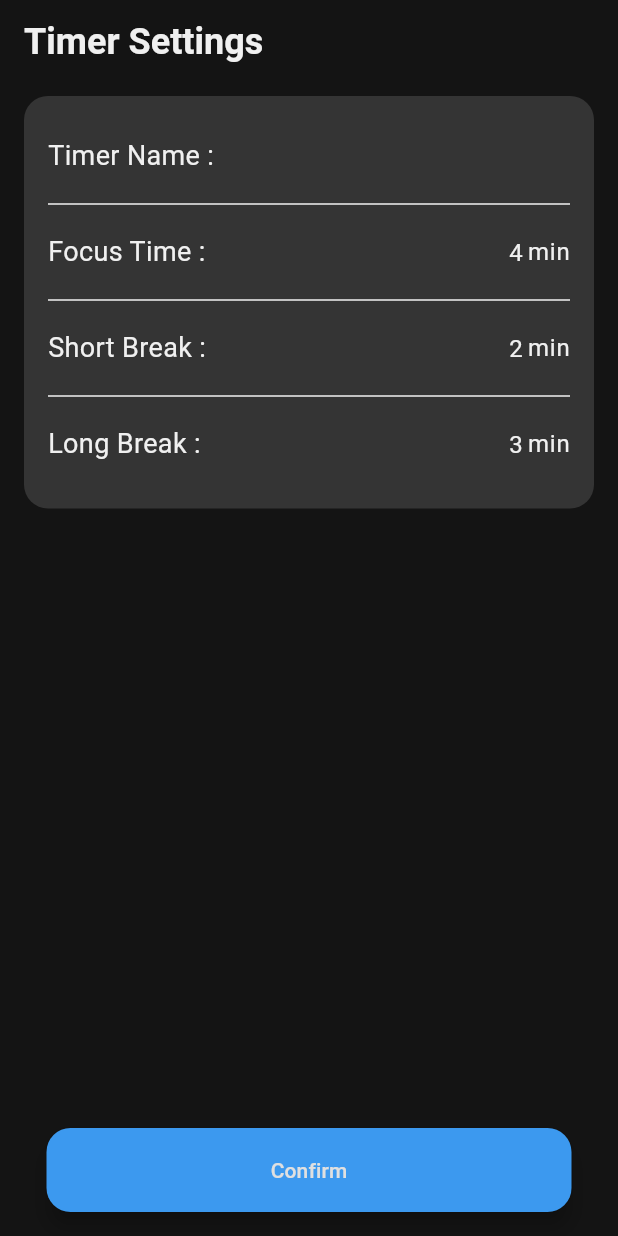
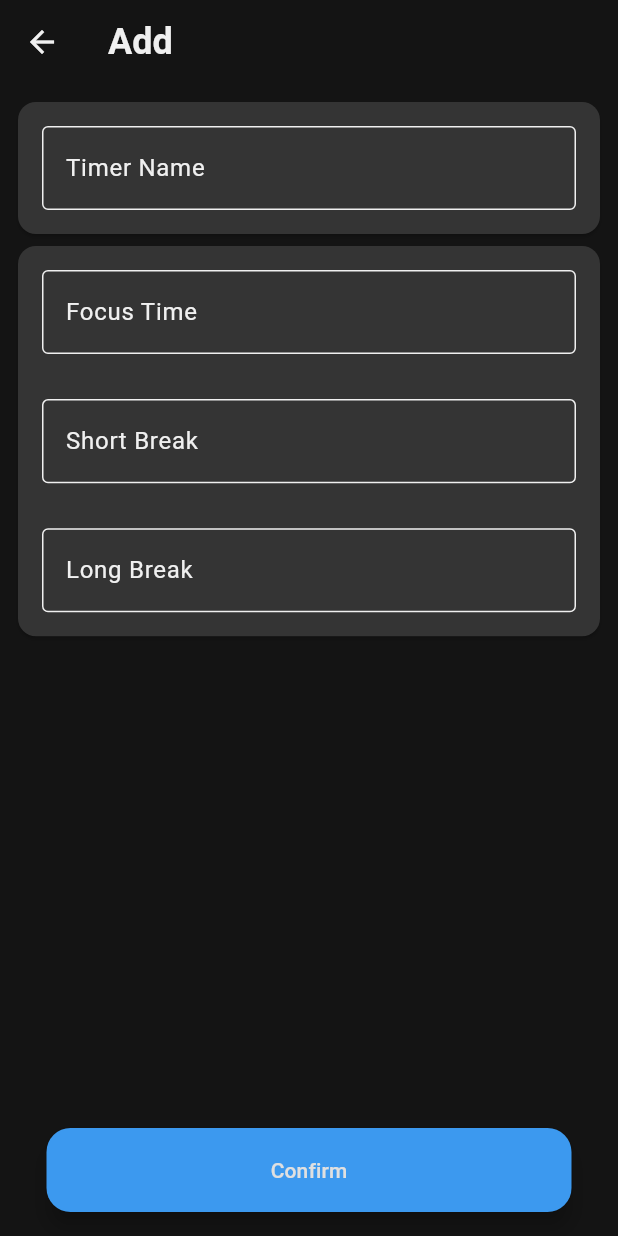
Before and after one commit to ThatNelax/minimalist_pomodoro, a Flutter app: the PresetsPage screen opened directly, after a tap on the "add" icon, on a phone screen of 412 x 824 dp. Run offline on Flutter 3.47's test engine with Material 3 defaults, Android fonts, the phone set to English and light mode, and no system bars; our stand-ins replace google_fonts, shared_preferences, sqflite; accounts and stored records are empty.

Commit message:
Database Integration #2 && Preset page redesign

```diff
--- a/lib/databaseManager.dart
+++ b/lib/databaseManager.dart
@@ -88,7 +88,7 @@ class DatabaseManager {
     return entries;
   }
 
-  static Future<void> deleteWithBarcode(String timerName) async {
+  static Future<void> deleteWithName(String timerName) async {
     await db.rawQuery('DELETE FROM TimerTable WHERE timerName = $timerName');
   }
 
--- a/lib/editPage.dart
+++ b/lib/editPage.dart
@@ -4,45 +4,39 @@ import 'package:minimalist_pomodoro/timerPreset.dart';
 
 class EditPage extends StatefulWidget {
 
-  EditPage({super.key, required this.timerSetting});
+  EditPage({this.isEditing = false});
+  EditPage.edit({required this.timerSetting, this.isEditing = true});
+  late TimerPreset timerSetting;
 
-  final TimerPreset timerSetting;
-
-  late TextEditingController name = TextEditingController(text: "${timerSetting.timerName}");
-  late TextEditingController focusTime = TextEditingController(text: "${timerSetting.focusTime ~/ 60}");
-  late TextEditingController shortBreak = TextEditingController(text: "${timerSetting.shortBreak ~/ 60}");
-  late TextEditingController longBreak = TextEditingController(text:  "${timerSetting.longBreak ~/ 60}");
+  late bool isEditing;
 
   @override
   State<EditPage> createState() => _EditPageState();
 }
 
 class _EditPageState extends State<EditPage> {
+  late String timerName;
+  late int focusTime;
+  late int shortBreak;
+  late int longBreak;
 
-
-  // In _EditPageState.confirmEdit()
   void confirmEdit() {
-    // Safely parse and convert minutes to seconds
-    int focusSec = int.tryParse(widget.focusTime.text) ?? 0;
-    int shortSec = int.tryParse(widget.shortBreak.text) ?? 0;
-    int longSec = int.tryParse(widget.longBreak.text) ?? 0;
-
-    TimerPreset newPreset = TimerPreset(
-        timerName: widget.name.text,
-        focusTime: focusSec * 60,   // Multiply by 60
-        shortBreak: shortSec * 60, // Multiply by 60
-        longBreak: longSec * 60   // Multiply by 60
-    );
-
-    DatabaseManager.addEntry(timerName: newPreset.timerName, focusTime: newPreset.focusTime, shortBreak: newPreset.shortBreak, longBreak: newPreset.longBreak);
+    if(!widget.isEditing)
+      DatabaseManager.addEntry(timerName: timerName, focusTime: focusTime, shortBreak: shortBreak, longBreak: longBreak);
+    else
+      DatabaseManager.editEntry(oldTimerName: widget.timerSetting.timerName, timerName: timerName, focusTime: focusTime, shortBreak: shortBreak, longBreak: longBreak);
     Navigator.pop(context);
   }
+  void deleteEntry(){
+    DatabaseManager.deleteWithName(timerName);
+    Navigator.pop(context);
+  }
+
   @override
   Widget build(BuildContext context) {
     return Scaffold(
       appBar: AppBar(
-        title: Text("Timer Settings", style: TextStyle(fontWeight: FontWeight.bold, fontSize: 24),),
-        automaticallyImplyLeading: false,
+        title: Text(widget.isEditing ? "Edit" : "Add", style: TextStyle(fontWeight: FontWeight.bold, fontSize: 24),),
       ),
       floatingActionButton: SizedBox(
         width: 350,
@@ -52,114 +46,81 @@ class _EditPageState extends State<EditPage> {
         ),
       ),
       floatingActionButtonLocation: FloatingActionButtonLocation.centerFloat,
-      body: Padding(
-        padding: const EdgeInsets.only(top: 8, right: 16, left: 16, bottom: 30),
-        child: SizedBox(
-          width: 500,
-          height: 275,
-          child: Container(
-            decoration: BoxDecoration(
-                color: Theme.of(context).colorScheme.secondary,
-                borderRadius: BorderRadius.circular(16)
-            ),
+      body: Form(
         child: Padding(
-              padding: const EdgeInsets.all(16.0),
-              child: Center(
+          padding: const EdgeInsets.all(8.0),
           child: Column(
             children: [
-                    Row(
-                      mainAxisAlignment: MainAxisAlignment.spaceBetween,
+              Card(
+                color: Theme.of(context).colorScheme.secondary,
+                child:
+                Padding(
+                  padding: const EdgeInsets.all(16.0),
+                  child: Column(
                     children: [
-                        Text(
-                          "Timer Name : ",
-                          style: TextStyle(fontSize: 18, color: Theme.of(context).colorScheme.onSurface),
-                        ),
-                        SizedBox(
-                          width: 70,
-                          child: TextField(
-                            controller: widget.name,
+                      TextFormField(
+                        initialValue: widget.isEditing ? widget.timerSetting.timerName : null,
                         style: TextStyle(color: Theme.of(context).colorScheme.onSurface),
                         textAlign: TextAlign.end,
                         decoration: InputDecoration(
-                              border: InputBorder.none,
+                          labelText: "Timer Name",
+                          border: OutlineInputBorder(),
                         ),
-                          ),
-                        ),
-                      ],
-                    ),
-                    Divider(),
-                    Row(
-                      mainAxisAlignment: MainAxisAlignment.spaceBetween,
-                      children: [
-                        Text(
-                          "Focus Time : ",
-                          style: TextStyle(fontSize: 18, color: Theme.of(context).colorScheme.onSurface),
-                        ),
-                        SizedBox(
-                          width: 70,
-                          child: TextField(
-                            controller: widget.focusTime,
-                            style: TextStyle(color: Theme.of(context).colorScheme.onSurface),
-                            keyboardType: TextInputType.number,
-                            textAlign: TextAlign.end,
-                            decoration: InputDecoration(
-                                border: InputBorder.none,
-                                suffixText: "min"
-                            ),
-                          ),
-                        ),
-                      ],
-                    ),
-                    Divider(),
-                    Row(
-                      mainAxisAlignment: MainAxisAlignment.spaceBetween,
-                      children: [
-                        Text(
-                          "Short Break : ",
-                          style: TextStyle(fontSize: 18, color: Theme.of(context).colorScheme.onSurface),
-                        ),
-                        SizedBox(
-                          width: 70,
-                          child: TextField(
-                            controller: widget.shortBreak,
-                            style: TextStyle(color: Theme.of(context).colorScheme.onSurface),
-                            keyboardType: TextInputType.number,
-                            textAlign: TextAlign.end,
-                            decoration: InputDecoration(
-                                border: InputBorder.none,
-                                suffixText: "min"
-                            ),
-                          ),
-                        ),
-                      ],
-                    ),
-                    Divider(),
-                    Row(
-                      mainAxisAlignment: MainAxisAlignment.spaceBetween,
-                      children: [
-                        Text(
-                          "Long Break : ",
-                          style: TextStyle(fontSize: 18, color: Theme.of(context).colorScheme.onSurface),
-                        ),
-                        SizedBox(
-                          width: 70,
-                          child: TextField(
-                            controller: widget.longBreak,
-                            style: TextStyle(color: Theme.of(context).colorScheme.onSurface),
-                            keyboardType: TextInputType.number,
-                            textAlign: TextAlign.end,
-                            decoration: InputDecoration(
-                                border: InputBorder.none,
-                                suffixText: "min"
-                            ),
-                          ),
-                        ),
-                      ],
+                        onSaved: (value) => timerName = value!,
                       ),
                     ],
                   ),
                 ),
               ),
+              Card(
+                color: Theme.of(context).colorScheme.secondary,
+                child: Padding(
+                  padding: const EdgeInsets.all(16.0),
+                  child: Column(
+                    children: [
+                      TextFormField(
+                        initialValue: widget.isEditing ? "${widget.timerSetting.focusTime}" : null,
+                        style: TextStyle(color: Theme.of(context).colorScheme.onSurface),
+                        keyboardType: TextInputType.number,
+                        textAlign: TextAlign.end,
+                        decoration: InputDecoration(
+                            labelText: "Focus Time",
+                            border: OutlineInputBorder(),
+                            suffixText: "min"
+                        ),
+                        onSaved: (value) => focusTime = int.parse(value!),
+                      ),
+                      SizedBox(height: 30,),
+                      TextFormField(
+                        initialValue: widget.isEditing ? "${widget.timerSetting.shortBreak}"  : null,
+                        style: TextStyle(color: Theme.of(context).colorScheme.onSurface),
+                        keyboardType: TextInputType.number,
+                        textAlign: TextAlign.end,
+                        decoration: InputDecoration(
+                            labelText: "Short Break",
+                            border: OutlineInputBorder(),
+                            suffixText: "min"
+                        ),
+                        onSaved: (value) => shortBreak = int.parse(value!),
+                      ),
+                      SizedBox(height: 30,),
+                      TextFormField(
+                        initialValue: widget.isEditing ? "${widget.timerSetting.longBreak}" : null,
+                        style: TextStyle(color: Theme.of(context).colorScheme.onSurface),
+                        keyboardType: TextInputType.number,
+                        textAlign: TextAlign.end,
+                        decoration: InputDecoration(
+                            labelText: "Long Break",
+                            border: OutlineInputBorder(),
+                            suffixText: "min"
+                        ),
+                        onSaved: (value) => longBreak = int.parse(value!),
+                      ),
+                    ],
+                  ),
+                ),
+              ),
+            ],
           ),
         ),
       ),
--- a/lib/presetsPage.dart
+++ b/lib/presetsPage.dart
@@ -28,28 +28,22 @@ class _PresetsPageState extends State<PresetsPage> {
       });
   }
 
-  void showBottomPicker() {}
   void applyTimerSetting(TimerPreset timerSetting) {
     print("Confirming apply for $timerSetting.name");
   }
 
   void editTimerSetting(TimerPreset timerSetting) {
-    Navigator.push(context, MaterialPageRoute(builder: (context) => EditPage(timerSetting: timerSetting,)));
+    Navigator.push(context, MaterialPageRoute(builder: (context) => EditPage.edit(timerSetting: timerSetting)));
   }
+
+  void addTimerSetting() => Navigator.push(context, MaterialPageRoute(builder: (context) => EditPage()));
 
   @override
   Widget build(BuildContext context) {
     return Scaffold(
-      appBar: AppBar(title: Text("Timer Presets")),
+      appBar: AppBar(title: Text("Presets")),
       floatingActionButton: FloatingActionButton(
-        onPressed: () => editTimerSetting(
-          TimerPreset(
-            timerName: '',
-            focusTime: 240,
-            shortBreak: 120,
-            longBreak: 180,
-          ),
-        ),
+        onPressed: () => addTimerSetting(),
         child: Icon(Icons.add),
       ),
       floatingActionButtonLocation: FloatingActionButtonLocation.endFloat,
@@ -61,42 +55,22 @@ class _PresetsPageState extends State<PresetsPage> {
               child: ListView.builder(
                 itemCount: timerEntries.length,
                 itemBuilder: (BuildContext context, int i) {
-                  return GestureDetector(
-                    onTap: () => applyTimerSetting(timerEntries[i]),
+                  return Dismissible(
+                    key: Key(i.toString()),
                     child: SizedBox(
                       height: 150,
                       child: Card(
-                        color: Theme.of(context).colorScheme.secondary,
                         shape: RoundedRectangleBorder(
                           borderRadius: BorderRadiusGeometry.all(
                             Radius.circular(20),
                           ),
                         ),
                         elevation: 5,
-                        child: Padding(
-                          padding: const EdgeInsets.all(10.0),
-                          child: ListTile(
-                            title: Text(
-                              timerEntries[i].timerName,
-                              style: TextStyle(
-                                color: Theme.of(context).colorScheme.primary,
-                                fontSize: 17,
-                              ),
-                            ),
-                            subtitle: Text(
-                              "Focus : ${timerEntries[i].focusTime ~/ 60} min \nShort Break : ${timerEntries[i].shortBreak ~/ 60} min \nLong Break : ${timerEntries[i].longBreak ~/ 60} min",
-                            ),
-                            trailing: IconButton.filled(
-                              onPressed: () =>
-                                  editTimerSetting(timerEntries[i]),
-                              icon: Icon(Icons.edit),
-                              style: ButtonStyle(
-                                backgroundColor: WidgetStatePropertyAll(
-                                  Theme.of(context).colorScheme.primary,
-                                ),
-                              ),
-                            ),
-                          ),
+                        child: Card(
+                          color: Theme.of(context).colorScheme.secondary,
+                          child: Row(
+
+                          )
                         ),
                       ),
                     ),
```
Also changed, not shown: 1 other file. Lines whose indentation alone changed are shown as unchanged.
